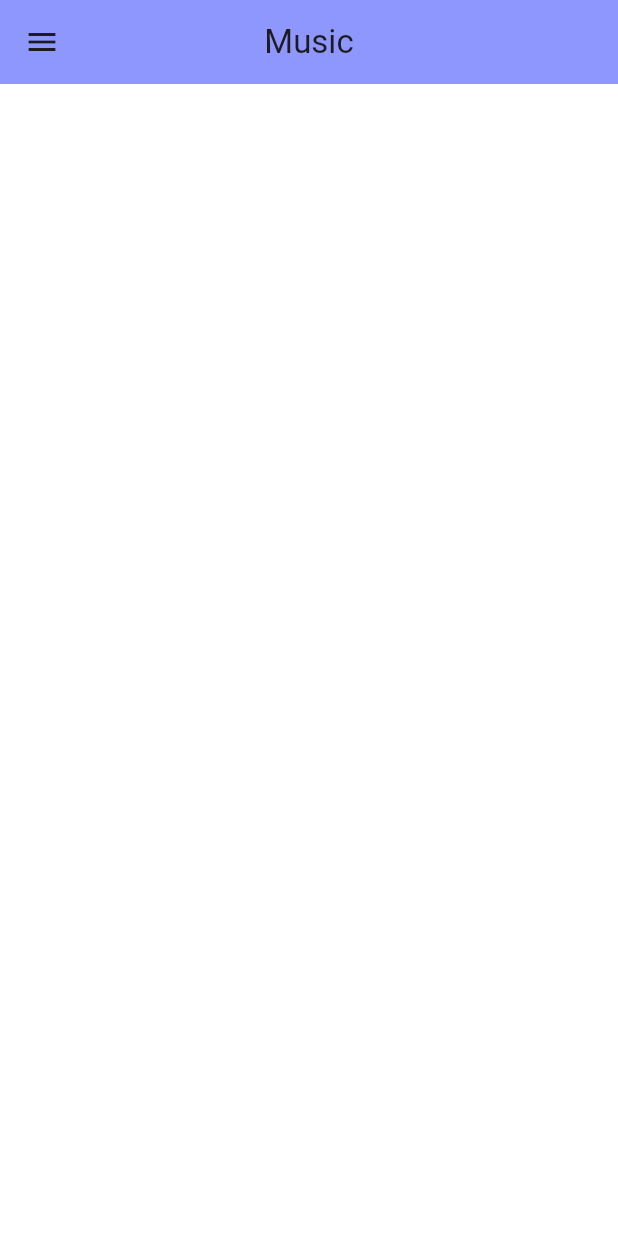
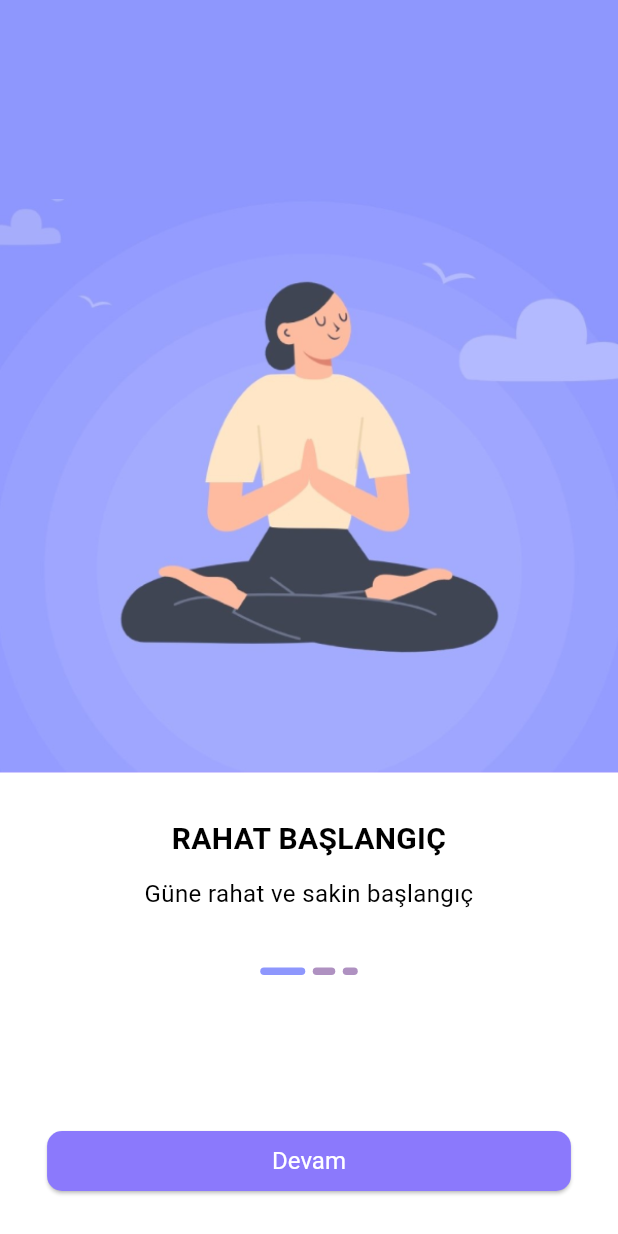
Before and after one commit to YunusEmreYildiz1/DengemGit, a Flutter app: the screen it shows after launch, on a phone screen of 412 x 824 dp. Run offline on Flutter 3.47's test engine with Material 3 defaults, Android fonts, the phone set to English and light mode, and no system bars; our stand-ins replace google_fonts.

Commit message:
başlangıç sayfaları eklendi - düzenleme gerek --> yazı tipi (poppins olucak) --> buton size ı ayarlanabilir

```diff
--- /dev/null
+++ b/lib/introduction.dart
@@ -0,0 +1,191 @@
+import 'package:flutter/material.dart';
+
+class Introduction extends StatefulWidget {
+  const Introduction({super.key});
+  @override
+  State<Introduction> createState() {
+    return _Introduction();
+  }
+}
+
+class _Introduction extends State<Introduction> {
+  String currentPicture = 'assets/images/rb.png';
+  String currentText1 = 'RAHAT BAŞLANGIÇ';
+  String currentText2 = 'Güne rahat ve sakin başlangıç';
+
+  Widget currentLarge = Container(
+    width: 30,
+    height: 5,
+    decoration: BoxDecoration(
+      color: const Color.fromARGB(255, 142, 151, 253),
+      borderRadius: BorderRadius.circular(30),
+    ),
+  );
+
+  Widget currentMedium = Container(
+    width: 15,
+    height: 5,
+    decoration: BoxDecoration(
+      color: const Color.fromARGB(255, 175, 145, 193),
+      borderRadius: BorderRadius.circular(30),
+    ),
+  );
+
+  Widget currentSmall = Container(
+    width: 10,
+    height: 5,
+    decoration: BoxDecoration(
+      color: const Color.fromARGB(255, 175, 145, 193),
+      borderRadius: BorderRadius.circular(30),
+    ),
+  );
+
+  var pageNo = 1;
+
+  void changePageInfo() {
+    if (pageNo == 1) {
+      setState(() {
+        currentPicture = 'assets/images/hbs.png';
+        currentText1 = 'HUZURLU BİR SABAH';
+        currentText2 = 'Huzurlu bir güne küçük bir adım';
+        currentLarge = Container(
+          width: 15,
+          height: 5,
+          decoration: BoxDecoration(
+            color: const Color.fromARGB(255, 175, 145, 193),
+            borderRadius: BorderRadius.circular(30),
+          ),
+        );
+        currentMedium = Container(
+          width: 30,
+          height: 5,
+          decoration: BoxDecoration(
+            color: const Color.fromARGB(255, 142, 151, 253),
+            borderRadius: BorderRadius.circular(30),
+          ),
+        );
+      });
+    }
+
+    if (pageNo == 2) {
+      setState(() {
+        currentPicture = 'assets/images/sbg.png';
+        currentText1 = 'STRESSİZ BİR GÜN';
+        currentText2 = 'Zihnini sakinleştirmek için meditasyonun huzur dolu dünyasına hoş geldin';
+        currentLarge = Container(
+          width: 10,
+          height: 5,
+          decoration: BoxDecoration(
+            color: const Color.fromARGB(255, 175, 145, 193),
+            borderRadius: BorderRadius.circular(30),
+          ),
+        );
+        currentMedium = Container(
+          width: 15,
+          height: 5,
+          decoration: BoxDecoration(
+            color: const Color.fromARGB(255, 175, 145, 193),
+            borderRadius: BorderRadius.circular(30),
+          ),
+        );
+        currentSmall = Container(
+          width: 30,
+          height: 5,
+          decoration: BoxDecoration(
+            color: const Color.fromARGB(255, 142, 151, 253),
+            borderRadius: BorderRadius.circular(30),
+          ),
+        );
+      });
+    }
+    pageNo++;
+  }
+
+  @override
+  Widget build(context) {
+    return Scaffold(
+      body: Column(
+        children: [
+          Expanded(
+            flex: 5,
+            child: Container(
+              color: const Color.fromARGB(255, 142, 151, 253),
+              child: Align(
+                alignment: Alignment.bottomCenter,
+                child: Image.asset(
+                  currentPicture,
+                ),
+              ),
+            ),
+          ),
+          Expanded(
+            flex: 3,
+            child: Container(
+              color: Colors.white,
+              child: Column(
+                children: [
+                  const SizedBox(height: 30),
+                  Container(
+                    alignment: Alignment.center,
+                    height: 100,
+                    child: Column(
+                      children: [
+                        Text(
+                          currentText1,
+                          style: const TextStyle(
+                              color: Colors.black,
+                              fontSize: 20,
+                              fontWeight: FontWeight.bold),
+                          textAlign: TextAlign.center,
+                        ),
+                        const SizedBox(height: 10),
+                        Text(
+                          currentText2,
+                          style: const TextStyle(
+                              color: Colors.black, fontSize: 16),
+                          textAlign: TextAlign.center,
+                        ),
+                      ],
+                    ),
+                  ),
+                  Container(
+                    alignment: Alignment.center,
+                    child: Row(
+                      mainAxisAlignment: MainAxisAlignment.center,
+                      children: [
+                        currentLarge,
+                        const SizedBox(width: 5),
+                        currentMedium,
+                        const SizedBox(width: 5),
+                        currentSmall
+                      ],
+                    ),
+                  ),
+                  const SizedBox(height: 100),
+                  Container(
+                    alignment: Alignment.center,
+                    child: ElevatedButton(
+                      onPressed: changePageInfo,
+                      style: ElevatedButton.styleFrom(
+                          padding:
+                          const EdgeInsets.symmetric(horizontal: 150),
+                          backgroundColor:
+                          const Color.fromARGB(255, 139, 121, 252),
+                          foregroundColor: Colors.white,
+                          shape: RoundedRectangleBorder(
+                            borderRadius: BorderRadius.circular(10),
+                          ),
+                          textStyle: const TextStyle(fontSize: 16)),
+                      child: const Text('Devam'),
+                    ),
+                  )
+                ],
+              ),
+            ),
+          )
+        ],
+      ),
+    );
+
+  }
+}
--- a/lib/main.dart
+++ b/lib/main.dart
@@ -3,6 +3,7 @@ import 'package:untitled6/ana_sayfa.dart';
 import 'package:untitled6/tumunu_gor_gorevler.dart';
 import 'package:untitled6/muzik_klasik.dart';
 import 'package:untitled6/music.dart';
+import 'package:untitled6/introduction.dart';
 
 void main(){
   runApp(AnaUygulama());
@@ -13,7 +14,7 @@ class AnaUygulama extends StatelessWidget {
   @override
   Widget build(BuildContext context) {
     return MaterialApp(
-      home: Music(),
+      home: Introduction(),
     );
   }
 
```
Also changed, not shown: assets/images/hbs.png (added), assets/images/meditation.png (added), assets/images/nature.jpg (added), assets/images/rb.png (added), assets/images/sbg.png (added).
